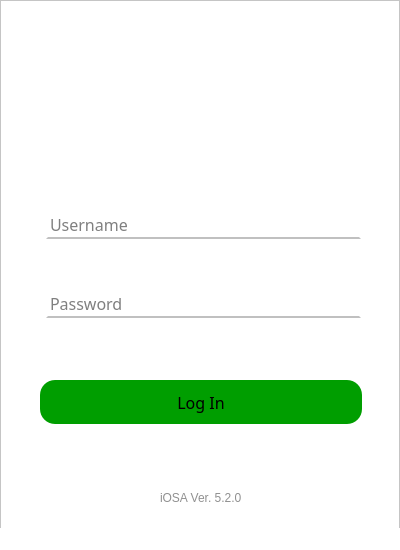
Old version of the form ui/loginWindow.ui in the repository lasaid-udg/iOSA.
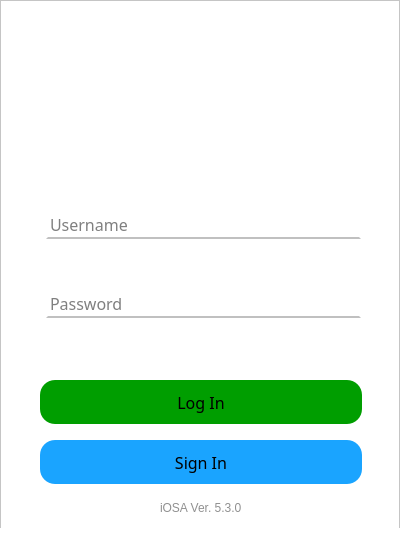
New version of the form. Icons and pictures are not drawn.

Commit message: Sign In GUI created

Patch:
```diff
--- a/ui/loginWindow.ui
+++ b/ui/loginWindow.ui
@@ -109,7 +109,7 @@
      <property name="geometry">
       <rect>
        <x>160</x>
-       <y>490</y>
+       <y>500</y>
        <width>91</width>
        <height>16</height>
       </rect>
@@ -119,7 +119,7 @@
 font-size: 12px;</string>
      </property>
      <property name="text">
-      <string>iOSA Ver. 5.2.0</string>
+      <string>iOSA Ver. 5.3.0</string>
      </property>
     </widget>
     <widget class="QPushButton" name="loginButton">
@@ -266,6 +266,45 @@
       <pixmap>../bin/icons/Logo.png</pixmap>
      </property>
     </widget>
+    <widget class="QPushButton" name="signInButton">
+     <property name="geometry">
+      <rect>
+       <x>40</x>
+       <y>440</y>
+       <width>322</width>
+       <height>44</height>
+      </rect>
+     </property>
+     <property name="font">
+      <font>
+       <family>Manrope Medium</family>
+       <pointsize>12</pointsize>
+       <weight>7</weight>
+       <italic>false</italic>
+       <bold>false</bold>
+      </font>
+     </property>
+     <property name="mouseTracking">
+      <bool>false</bool>
+     </property>
+     <property name="styleSheet">
+      <string notr="true">QPushButton {
+	background-color: rgb(26, 164, 255);
+	border-radius: 15px;
+}
+
+QPushButton:hover {
+	background-color: rgb(21, 193, 255);
+}
+
+QPushButton:pressed {
+	background-color: rgb(19, 122, 186);
+}</string>
+     </property>
+     <property name="text">
+      <string>Sign In</string>
+     </property>
+    </widget>
    </widget>
   </widget>
   <widget class="QStatusBar" name="statusbar"/>
```
The commit also changes 3 other files.
